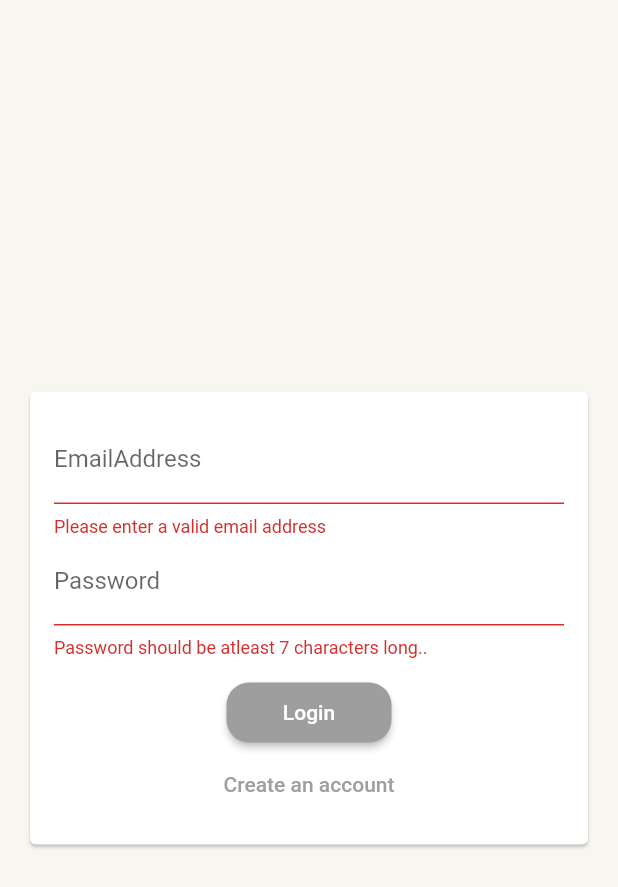
After one commit to J-A-Christopher/bill-reminder, a Flutter app: the screen it shows after launch, after a tap on "Login", on a phone screen of 412 x 824 dp. The commit adds this screen. Shown: the top 887 px of the screen. Run offline on Flutter 3.47's test engine with Material 2 defaults, Android fonts, the phone set to English and light mode, and no system bars; our stand-ins replace flutter_svg; network calls fail.

Commit message:
Working on auth using firebase

```diff
--- /dev/null
+++ b/lib/Data/models/http_exception_file.dart
@@ -0,0 +1,9 @@
+class HttpException implements Exception {
+  final String message;
+  HttpException({required this.message});
+
+  @override
+  String toString() {
+    return message;
+  }
+}
--- a/lib/main.dart
+++ b/lib/main.dart
@@ -1,4 +1,5 @@
 import 'package:bill_reminder_app/providers/bill_provider.dart';
+import 'package:bill_reminder_app/screens/auth_screen.dart';
 import 'package:bill_reminder_app/screens/my_home_screen.dart';
 import 'package:flutter/material.dart';
 import 'package:provider/provider.dart';
@@ -19,7 +20,9 @@ class MyApp extends StatelessWidget {
           theme: ThemeData().copyWith(
               colorScheme: ThemeData().colorScheme.copyWith(
                   secondary: const Color(0xff8e9394), primary: Colors.grey)),
-          home: const MyHomeScreen()),
+          home: const AuthScreen()
+          // const MyHomeScreen()
+          ),
     );
   }
 }
--- /dev/null
+++ b/lib/screens/auth_screen.dart
@@ -0,0 +1,16 @@
+import 'package:bill_reminder_app/widgets/auth/auth_form.dart';
+import 'package:flutter/material.dart';
+
+class AuthScreen extends StatefulWidget {
+  const AuthScreen({super.key});
+
+  @override
+  State<AuthScreen> createState() => _AuthScreenState();
+}
+
+class _AuthScreenState extends State<AuthScreen> {
+  @override
+  Widget build(BuildContext context) {
+    return const Scaffold(backgroundColor: Color(0xfff8f6f0), body: AuthForm());
+  }
+}
--- /dev/null
+++ b/lib/widgets/auth/auth_form.dart
@@ -0,0 +1,113 @@
+import 'package:flutter/material.dart';
+
+class AuthForm extends StatefulWidget {
+  const AuthForm({super.key});
+
+  @override
+  State<AuthForm> createState() => _AuthFormState();
+}
+
+class _AuthFormState extends State<AuthForm> {
+  final formKey = GlobalKey<FormState>();
+  var _isLogin = true;
+  String userEmail = '';
+  String userName = '';
+  String userPassword = '';
+  void _trySubmit() {
+    final isValid = formKey.currentState!.validate();
+    FocusScope.of(context).unfocus();
+    if (isValid) {
+      formKey.currentState!.save();
+      print(userEmail);
+      print(userName);
+      print(userPassword);
+    }
+  }
+
+  @override
+  Widget build(BuildContext context) {
+    return Center(
+      child: Card(
+        margin: const EdgeInsets.all(20),
+        child: SingleChildScrollView(
+          child: Padding(
+            padding: const EdgeInsets.all(16),
+            child: Form(
+              key: formKey,
+              child: Column(
+                mainAxisSize: MainAxisSize.min,
+                children: [
+                  TextFormField(
+                    key: const ValueKey('email'),
+                    onSaved: (value) {
+                      userEmail = value!;
+                    },
+                    validator: (value) {
+                      if (value!.isEmpty || !value.contains('@')) {
+                        return 'Please enter a valid email address';
+                      }
+                      return null;
+                    },
+                    keyboardType: TextInputType.emailAddress,
+                    decoration:
+                        const InputDecoration(labelText: 'EmailAddress'),
+                  ),
+                  if (!_isLogin)
+                    TextFormField(
+                      key: const ValueKey('username'),
+                      onSaved: (value) {
+                        userName = value!;
+                      },
+                      validator: (value) {
+                        if (value!.isEmpty || value.length < 4) {
+                          return 'Username should be atleast 4 charachters';
+                        }
+                        return null;
+                      },
+                      decoration: const InputDecoration(labelText: 'Username'),
+                    ),
+                  TextFormField(
+                    key: const ValueKey('password'),
+                    onSaved: (value) {
+                      userPassword = value!;
+                    },
+                    validator: (value) {
+                      if (value!.isEmpty || value.length < 7) {
+                        return 'Password should be atleast 7 characters long..';
+                      }
+                      return null;
+                    },
+                    decoration: const InputDecoration(labelText: 'Password'),
+                    obscureText: true,
+                  ),
+                  const SizedBox(
+                    height: 12,
+                  ),
+                  SizedBox(
+                    width: 110,
+                    child: ElevatedButton(
+                        style: ElevatedButton.styleFrom(
+                            padding: const EdgeInsets.all(12),
+                            shape: RoundedRectangleBorder(
+                                borderRadius: BorderRadius.circular(15))),
+                        onPressed: _trySubmit,
+                        child: Text(_isLogin ? 'Login' : 'Signup')),
+                  ),
+                  TextButton(
+                      onPressed: () {
+                        setState(() {
+                          _isLogin = !_isLogin;
+                        });
+                      },
+                      child: Text(_isLogin
+                          ? 'Create an account'
+                          : 'Already have an account'))
+                ],
+              ),
+            ),
+          ),
+        ),
+      ),
+    );
+  }
+}
```
Also changed, not shown: lib/providers/bill_provider.dart (+18 -132 lines), lib/widgets/bills_formation_widget.dart (+26 -0 lines).
